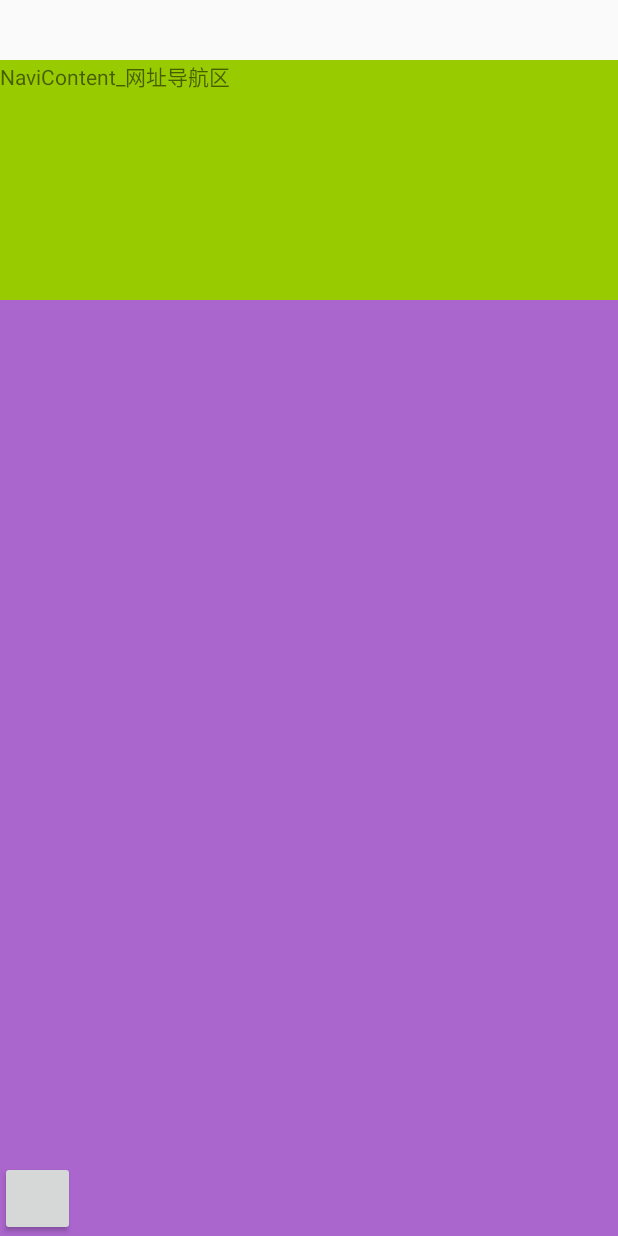
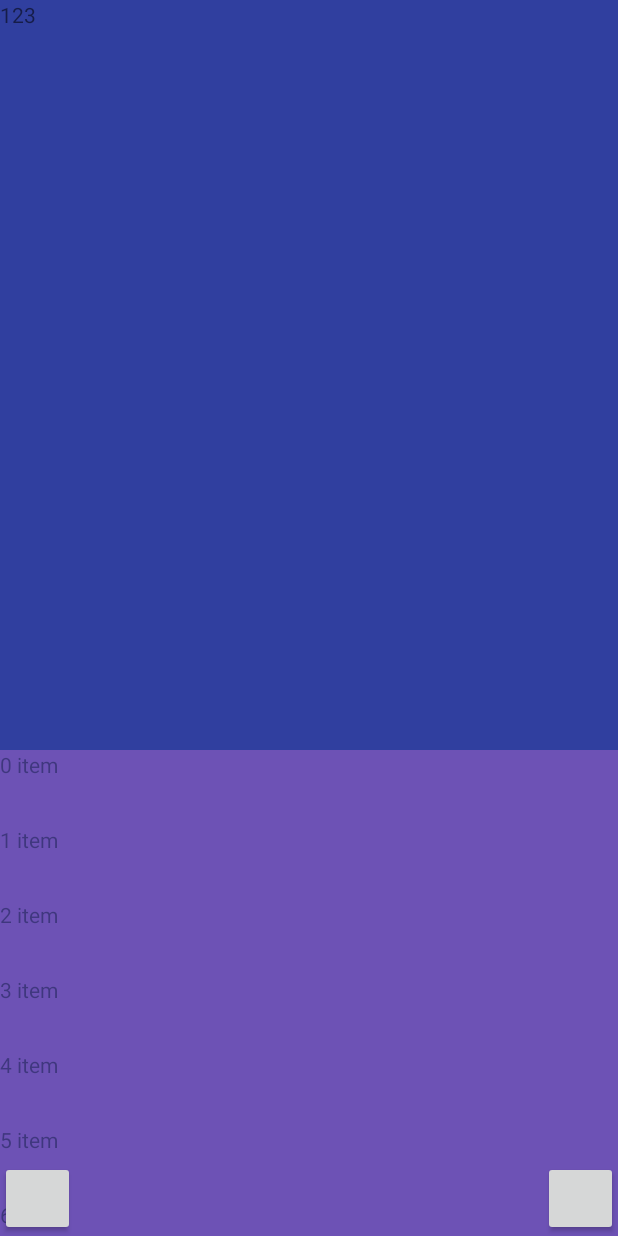
Before and after one commit to liuwenwen-123/ucdemo, an Android app: the screen it shows after launch (MainActivity), on a phone screen of 412 x 824 dp. Run offline under Robolectric (Android 15) with nearby library versions, the phone set to English and light mode, and no system bars.

Commit message:
初步完成想要的功能

```diff
--- a/app/src/main/java/demo/lww/test/ucdemo1/MainActivity.java
+++ b/app/src/main/java/demo/lww/test/ucdemo1/MainActivity.java
@@ -1,9 +1,14 @@
 package demo.lww.test.ucdemo1;
 
+import android.os.Handler;
+import android.os.Message;
 import android.support.v7.app.AppCompatActivity;
 import android.os.Bundle;
 import android.support.v7.widget.LinearLayoutManager;
 import android.view.View;
+import android.widget.Toast;
+
+import java.util.ArrayList;
 
 import demo.lww.test.ucdemo1.view.UCIndexView;
 
@@ -27,9 +32,30 @@ public class MainActivity extends AppCompatActivity implements PullToRefreshLayo
         mLinearLayoutManager = new LinearLayoutManager(this);
         mRecycleView.setLayoutManager(mLinearLayoutManager);
 
-
+        mRecycleView.setAdapter(new MyAdapter(getData()));
         mPullToRefreshLayout.setOnRefreshListener(this);
     }
+
+
+
+    private ArrayList<String> getData() {
+        ArrayList<String> data = new ArrayList<>();
+        String temp = " item";
+        for(int i = 0; i < 20; i++) {
+            data.add(i + temp);
+        }
+
+        return data;
+    }
+
+    public  void finsh(View view){
+        if( !mUCIndexView.isPullRestoreEnable()) {
+//            mUCIndexView.onBackRestore();
+           mPullToRefreshLayout.setDispatchTouchEvent(true);
+         }
+    }
+
+
 
 
     public  void back(View view){
@@ -41,13 +67,46 @@ public class MainActivity extends AppCompatActivity implements PullToRefreshLayo
 
     @Override
     public void onRefresh(PullToRefreshLayout pullToRefreshLayout) {
+        new Handler().postDelayed(new Runnable() {
+            @Override
+            public void run() {
+                IS_LOAD_MORE=false;
+                refreshOver();
+            }
+        },2000);
 
     }
 
     @Override
     public void onLoadMore(PullToRefreshLayout pullToRefreshLayout) {
 
+        new Handler().postDelayed(new Runnable() {
+            @Override
+            public void run() {
+                IS_LOAD_MORE=true;
+                refreshOver();
+            }
+        },2000);
+
     }
+    private boolean IS_LOAD_MORE=true;
+    public  void  refreshOver(){
+        new Handler()
+        {
+            @Override
+            public void handleMessage(Message msg)
+            {
+                // 千万别忘了告诉控件刷新完毕了哦！
+                if(IS_LOAD_MORE==true){
+                    mPullToRefreshLayout.loadmoreFinish(PullToRefreshLayout.SUCCEED);
+                }else{
+                    mPullToRefreshLayout.refreshFinish(PullToRefreshLayout.SUCCEED);
+                }
+
+            }
+        }.sendEmptyMessageDelayed(0, 1000);
+    }
+
     /*@Override
     public void onBackPressed() {
 
--- a/app/src/main/java/demo/lww/test/ucdemo1/MyAdapter.java
+++ b/app/src/main/java/demo/lww/test/ucdemo1/MyAdapter.java
@@ -1,6 +1,7 @@
 package demo.lww.test.ucdemo1;
 
 import android.support.v7.widget.RecyclerView;
+import android.view.LayoutInflater;
 import android.view.View;
 import android.view.ViewGroup;
 import android.widget.TextView;
@@ -12,41 +13,49 @@ import java.util.List;
  * Created by Administrator on 2019/2/27 0027.
  */
 
-public class MyAdapter extends RecyclerView.Adapter<RecyclerView.ViewHolder> {
+public class MyAdapter  extends RecyclerView.Adapter<MyAdapter.ViewHolder> {
 
     private ArrayList<String> list;
+
+
+    public MyAdapter(ArrayList<String> data) {
+        this.list = data;
+    }
+
+
 
     public void addList(List<String> items) {
         this.list.addAll(items);notifyDataSetChanged();
     }
     @Override
-    public RecyclerView.ViewHolder onCreateViewHolder(ViewGroup parent, int viewType) {
-
-          return  null;
+    public ViewHolder onCreateViewHolder(ViewGroup parent, int viewType) {
+        // 实例化展示的view
+        View v = LayoutInflater.from(parent.getContext()).inflate(R.layout.view_rv_item, parent, false);
+        // 实例化viewholder
+        ViewHolder viewHolder = new ViewHolder(v);
+          return  viewHolder;
 
     }
 
     @Override
-    public void onBindViewHolder(RecyclerView.ViewHolder holder, int position) {
-
+    public void onBindViewHolder(MyAdapter.ViewHolder holder, int position) {
+// 绑定数据
+      holder.mTv.setText(list.get(position));
     }
 
     @Override
     public int getItemCount() {
-        return 0;
+          return list == null ? 0 : list.size();
     }
 
+    public static class ViewHolder extends RecyclerView.ViewHolder {
 
-    public class MenuItemViewHolder extends RecyclerView.ViewHolder implements View.OnClickListener {
-        private TextView newsType;
-        public MenuItemViewHolder(View v) {
-            super(v);
+        TextView mTv;
 
-        }
-
-        @Override
-        public void onClick(View v) {
-
+        public ViewHolder(View itemView) {
+            super(itemView);
+            mTv = (TextView) itemView.findViewById(R.id.item_tv);
         }
     }
+
 }
--- a/app/src/main/java/demo/lww/test/ucdemo1/PullToRefreshLayout.java
+++ b/app/src/main/java/demo/lww/test/ucdemo1/PullToRefreshLayout.java
@@ -452,8 +452,13 @@ public class PullToRefreshLayout extends RelativeLayout {
 				break;
 		}
 		// 事件分发交给父类
-		super.dispatchTouchEvent(ev);
-		return true;
+     	super.dispatchTouchEvent(ev);
+
+		return IsWork;
+	}
+	private  boolean  IsWork=false;
+	public void setDispatchTouchEvent(boolean isWork){
+		IsWork=isWork;
 	}
 
 	/**
@@ -615,4 +620,8 @@ public class PullToRefreshLayout extends RelativeLayout {
 		 */
 		void onLoadMore(PullToRefreshLayout pullToRefreshLayout);
 	}
+
+
+
+
 }
--- a/app/src/main/java/demo/lww/test/ucdemo1/view/UCIndexView.java
+++ b/app/src/main/java/demo/lww/test/ucdemo1/view/UCIndexView.java
@@ -5,8 +5,11 @@ import android.content.Context;
 import android.content.res.TypedArray;
 import android.util.AttributeSet;
 import android.util.Log;
+import android.view.LayoutInflater;
 import android.view.MotionEvent;
+import android.view.View;
 import android.widget.FrameLayout;
+import android.widget.TextView;
 
 import demo.lww.test.ucdemo1.R;
 
@@ -67,6 +70,7 @@ public class UCIndexView extends FrameLayout implements TouchMoveView.TouchMoveL
      * 手指放开后，视图自动滑动时的时间间隔，默认每间隔5毫秒滑动一次
      */
     private int mAutoSlipTimeStep = 5;
+    private int measuredHeight;
 
     public UCIndexView(Context context) {
 
@@ -177,17 +181,29 @@ public class UCIndexView extends FrameLayout implements TouchMoveView.TouchMoveL
         if (mIsPageHeadViewFixed) {//页面头部固定时，将PageNavigationView的PadingTop设置为PageHeadView的高度，防止PageHeadView将PageNavigationView的部分内容遮住
             mPageNavigationView.setPadding(0, mPageHeadViewHeight, 0, 0);
         }
-        LayoutParams layoutParams = new LayoutParams(LayoutParams.MATCH_PARENT, (int) (pageNavigationViewHeight + 0.5f));
-        mPageNavigationView.setLayoutParams(layoutParams);
-        mPageNavigationView.setTouchMoveListener(this);
+
+        View inflate = LayoutInflater.from(getContext()).inflate(R.layout.page_navigation_view_layout,
+                null);
+        View viewById = inflate.findViewById(R.id.ll_trest);
+        TextView viewById1 = (TextView) inflate.findViewById(R.id.tv_item);
+        viewById1.setText("123");
+        viewById.setBackgroundColor(getResources().getColor(R.color.colorPrimaryDark));
+         inflate.measure(0,0);
+          measuredHeight = inflate.getMeasuredHeight();
+        Log.e("heioght   ", inflate.getHeight() + "   "+ inflate.getMeasuredHeight());
+//        LayoutParams layoutParams = new LayoutParams(LayoutParams.MATCH_PARENT, (int) (pageNavigationViewHeight + 0.5f));
+//        mPageNavigationView.setLayoutParams(layoutParams);
+//        mPageNavigationView.setTouchMoveListener(this);
 
         //向上滑动时PageNavigationView的停止位置设置为PageHeadView高度的一半
         mPageNavigationView.setShowStopMarginTop(-mPageHeadViewHeight / 2);
         //PageNavigationView的滑动距离为PageHeadView高度的一半
         mPageNavigationView.setNeedMoveHeight(mPageHeadViewHeight / 2);
-        mPageNavigationView.setHideStopMarginTop(layoutParams.topMargin);
+//        mPageNavigationView.setHideStopMarginTop(layoutParams.topMargin);
 
-        inflate(mContext, resId, mPageNavigationView);
+//        inflate(mContext, resId, mPageNavigationView);
+
+        mPageNavigationView.addView(inflate);
         addView(mPageNavigationView);
     }
 
@@ -231,10 +247,13 @@ public class UCIndexView extends FrameLayout implements TouchMoveView.TouchMoveL
         if (resId == 0) {
             throw new IllegalArgumentException("please set attribution contentViewLayoutId int UCIndexView");
         }
+        marginTop=measuredHeight;
 
         mContentView = new ContentView(mContext);
-        LayoutParams layoutParams = new LayoutParams(LayoutParams.MATCH_PARENT, LayoutParams.MATCH_PARENT);
+        LayoutParams layoutParams = new LayoutParams(LayoutParams.MATCH_PARENT,
+                LayoutParams.MATCH_PARENT);
         layoutParams.topMargin = (int) (marginTop + 0.5f);
+
         mContentView.setLayoutParams(layoutParams);
         mContentView.setTouchMoveListener(this);
 
@@ -257,6 +276,7 @@ public class UCIndexView extends FrameLayout implements TouchMoveView.TouchMoveL
      */
     private float mDelY = 0;
 
+
     @Override
     public void onTouchMoveEvent(MotionEvent event) {
 
@@ -265,6 +285,7 @@ public class UCIndexView extends FrameLayout implements TouchMoveView.TouchMoveL
                 mLastTouchY = event.getRawY();
                 break;
             case MotionEvent.ACTION_MOVE:
+                Log.e("pppppp", "1111");
                 mDelY = event.getRawY() - mLastTouchY;
                 viewMove(mDelY, mIsPullRestoreEnable);
                 mLastTouchY = event.getRawY();
@@ -420,4 +441,19 @@ public class UCIndexView extends FrameLayout implements TouchMoveView.TouchMoveL
 
         mIsPullRestoreEnable = isPullRestoreEnable;
     }
+
+
+/*
+
+    @Override
+  public boolean dispatchTouchEvent(MotionEvent ev) {
+  getParent().requestDisallowInterceptTouchEvent(true);
+  return super.dispatchTouchEvent(ev);
+  }
+*/
+
+
+    //dispatchTouchEvent
+
+
 }
--- a/app/src/main/res/layout/activity_uc_index_view.xml
+++ b/app/src/main/res/layout/activity_uc_index_view.xml
@@ -6,26 +6,32 @@
     xmlns:ucindexview="http://schemas.android.com/apk/res-auto"
     android:layout_width="match_parent"
     android:layout_height="match_parent">
-    <!--        ucindexview:contentHeadViewHeight="@dimen/dp_40"
+    <!--
+
+        ucindexview:contentHeadViewLayoutId="@layout/content_head_view_layout"
+        ucindexview:pageHeadViewHeight="40dp"
+     ucindexview:contentHeadViewHeight="@dimen/dp_40"
                     ucindexview:pageHeadViewHeight="@dimen/dp_40"
       ucindexview:pageHeadViewLayoutId="@layout/page_head_view_layout"
     -->
     <demo.lww.test.ucdemo1.view.UCIndexView xmlns:android="http://schemas.android.com/apk/res/android"
+        android:id="@+id/ucindexview"
+        ucindexview:contentHeadViewHeight="@dimen/dp_40"
 
-        android:id="@+id/ucindexview"
         android:layout_width="match_parent"
         android:layout_height="match_parent"
-        ucindexview:contentHeadViewLayoutId="@layout/content_head_view_layout"
+
+
         ucindexview:contentViewLayoutId="@layout/content_view_layout"
-        ucindexview:isContentHeadViewEnable="false"
-        ucindexview:isPageHeadViewFixed="true"
+
+        ucindexview:isPageHeadViewFixed="false"
         ucindexview:isPullRestoreEnable="false"
 
-        ucindexview:pageHeadViewHeight="40dp"
 
-        ucindexview:pageNavigationViewHeight="@dimen/dp_200"
+        ucindexview:pageNavigationViewHeight="100dp"
+     ucindexview:pageNavigationViewLayoutId="@layout/page_navigation_view_layout">
 
-        ucindexview:pageNavigationViewLayoutId="@layout/page_navigation_view_layout"></demo.lww.test.ucdemo1.view.UCIndexView>
+    </demo.lww.test.ucdemo1.view.UCIndexView>
 
     <Button
         android:layout_width="50dp"
@@ -33,4 +39,12 @@
         android:layout_alignParentBottom="true"
         android:onClick="back" />
 
+    <Button
+
+        android:layout_width="50dp"
+        android:layout_height="50dp"
+        android:layout_alignParentBottom="true"
+        android:layout_alignParentRight="true"
+        android:onClick="finsh" />
+
 </RelativeLayout>
--- a/app/src/main/res/layout/content_head_view_layout.xml
+++ b/app/src/main/res/layout/content_head_view_layout.xml
@@ -3,7 +3,7 @@
               android:orientation="horizontal"
               android:layout_width="match_parent"
               android:layout_height="match_parent"
-              android:background="@android:color/holo_orange_light">
+              android:background="#000000">
     <TextView
         android:layout_width="match_parent"
         android:layout_height="50dp"
--- a/app/src/main/res/layout/content_view_layout.xml
+++ b/app/src/main/res/layout/content_view_layout.xml
@@ -3,7 +3,7 @@
     android:layout_width="match_parent"
     android:layout_height="match_parent"
     android:background="@android:color/holo_purple"
-    android:gravity="center"
+     android:alpha="0.5"
     android:orientation="horizontal">
    <!-- <TextView
         android:layout_width="wrap_content"
--- a/app/src/main/res/layout/page_navigation_view_layout.xml
+++ b/app/src/main/res/layout/page_navigation_view_layout.xml
@@ -7,7 +7,8 @@
     android:orientation="horizontal">
 
     <TextView
+        android:id="@+id/tv_item"
         android:layout_width="match_parent"
-        android:layout_height="100dp"
+        android:layout_height="500dp"
         android:text="@string/navi_content" />
 </LinearLayout>
--- /dev/null
+++ b/app/src/main/res/layout/view_rv_item.xml
@@ -0,0 +1,10 @@
+<?xml version="1.0" encoding="utf-8"?>
+<LinearLayout xmlns:android="http://schemas.android.com/apk/res/android"
+    android:layout_width="match_parent"
+    android:layout_height="wrap_content">
+
+   <TextView
+       android:id="@+id/item_tv"
+       android:layout_width="match_parent"
+       android:layout_height="50dp" />
+</LinearLayout>
```
Also changed, not shown: app/src/main/java/demo/lww/test/ucdemo1/view/MoveView.java (+1 -0 lines).
